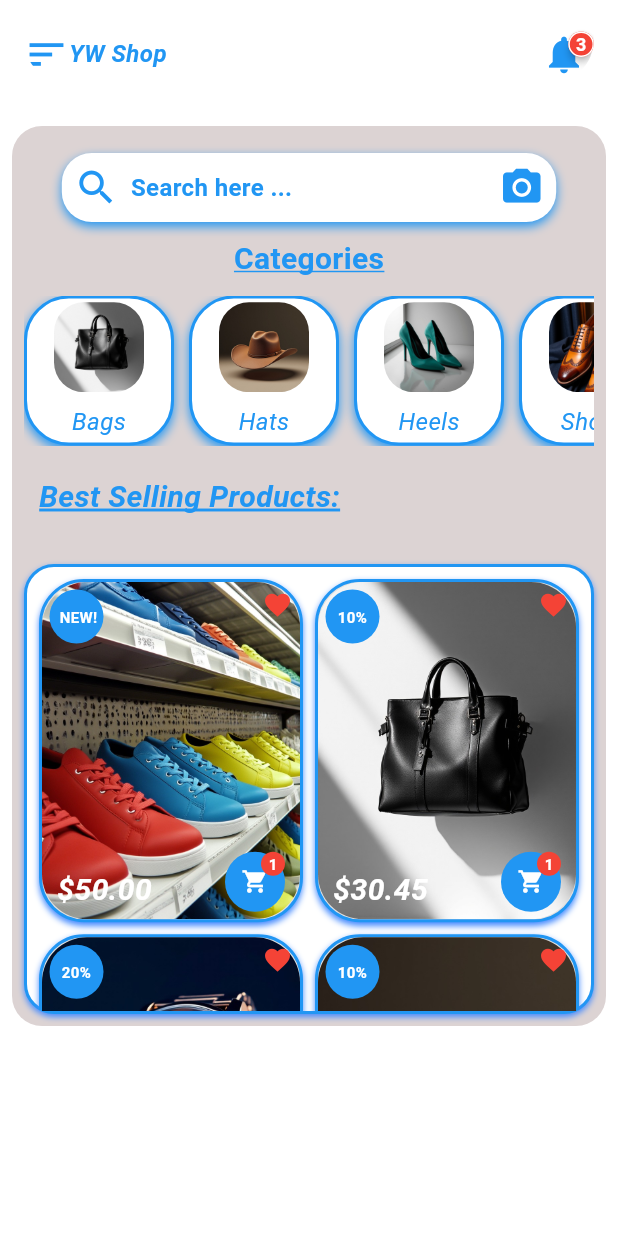
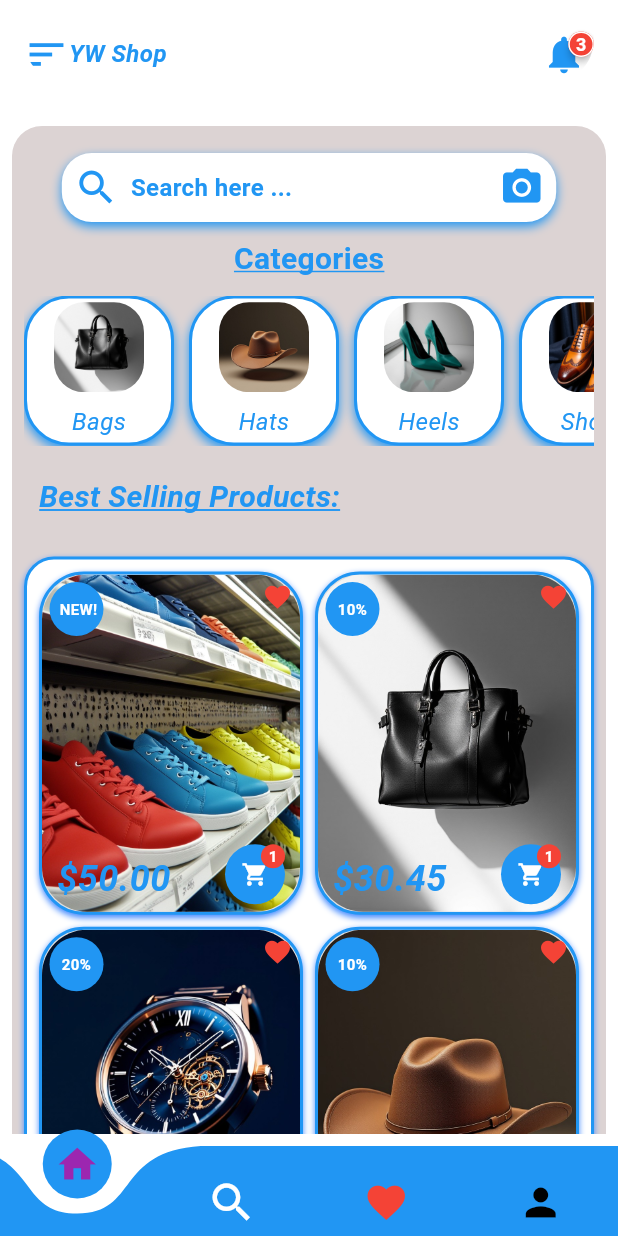
Before and after one commit to Yvonne-Wanja-1/Online-Shop-2, a Flutter app: the screen it shows after launch, on a phone screen of 412 x 824 dp. Run offline on Flutter 3.47's test engine with Material 3 defaults, Android fonts, the phone set to English and light mode, and no system bars; drawn by our look-alikes of badges, curved_navigation_bar; Roboto replaces fonts that are missing (Arial).

Commit message:
added 2 files changed

```diff
--- a/recap/lib/pages/homepage.dart
+++ b/recap/lib/pages/homepage.dart
@@ -1,3 +1,4 @@
+import 'package:curved_navigation_bar/curved_navigation_bar.dart';
 import 'package:flutter/material.dart';
 import 'package:recap/widgets/homepageappbar.dart';
 import 'package:recap/widgets/itemswidget.dart';
@@ -183,18 +184,20 @@ class Homepage extends StatelessWidget {
                               style: TextStyle(
                                 //underline:
                                 decoration: TextDecoration.underline,
+
                                 decorationColor: Colors.blue,
-                                decorationThickness: 2,
+                                decorationThickness: 1.3,
                                 decorationStyle: TextDecorationStyle.solid,
                                 fontSize: 20,
+                                fontFamily: 'Arial', // Ensure 'Arial' font is available or use default italic style
                                 fontWeight: FontWeight.bold,
                                 fontStyle: FontStyle.italic,
                                 color: Colors.blue,
                               ),
                             ),
                           ),
-                        const SizedBox(height: 10), // Added spacing before the items widget
-                        const Itemswidget(), // Made Itemswidget const
+                        const SizedBox(height: 5), // Added spacing before the items widget
+                         const Itemswidget(), // Made Itemswidget const
                       ], // Closes Column's children
                     ), // Closes Column
                     ), // Closes Padding (child of Center)
@@ -204,6 +207,32 @@ class Homepage extends StatelessWidget {
             ], // Closes ListView's children
           ), // Closes ListView
         ), // Closes Padding (body padding)
+
+
+
+
+        bottomNavigationBar: CurvedNavigationBar(items: [
+          Icon(Icons.home, size: 30, color: Colors.purple),
+          Icon(Icons.search, size: 34, color: Colors.white),
+          Icon(Icons.favorite, size: 30, color: Colors.red),
+          Icon(Icons.person, size: 30, color: Colors.black),
+        ],
+        //corner radius:
+
+
+
+          color: Colors.blue,
+          buttonBackgroundColor: Colors.blue,
+          backgroundColor: Colors.transparent,
+          height: 60,
+          animationCurve: Curves.easeInOut,
+          animationDuration: const Duration(milliseconds: 300),
+          index: 0,
+          onTap: (index) {
+
+          },
+        )
+        ,
       ), // Closes Scaffold
     ); // Closes SafeArea
   }
--- a/recap/lib/widgets/itemswidget.dart
+++ b/recap/lib/widgets/itemswidget.dart
@@ -27,11 +27,11 @@ class Itemswidget extends StatelessWidget {
         ],
       ),
       width: double.infinity,
-      height: 300, // Example: Set a fixed height for the items widget
+      // height: 300, // Removed fixed height to allow expansion
       clipBehavior: Clip.antiAlias,
       child: GridView.count(
-        // shrinkWrap: true, // Remove or set to false
-        // physics: const NeverScrollableScrollPhysics(), // Remove to enable GridView's own scrolling
+        shrinkWrap: true, // Allows GridView to size itself to its content
+        physics: const NeverScrollableScrollPhysics(), // Disables GridView's own scrolling
         padding: const EdgeInsets.all(8), // Padding around the grid
         crossAxisCount: 2,
         childAspectRatio: 1 / 1.3, // Adjusted aspect ratio
@@ -101,9 +101,9 @@ class Itemswidget extends StatelessWidget {
                     style: const TextStyle(
                       fontStyle: FontStyle.italic,
                       fontFamily: 'Arial',
-                      fontSize: 20,
+                      fontSize: 24,
                       fontWeight: FontWeight.bold,
-                      color: Colors.white,
+                      color: Colors.blue,
                     ),
                   ),
                 ),
--- a/recap/pubspec.yaml
+++ b/recap/pubspec.yaml
@@ -35,6 +35,7 @@ dependencies:
   # Use with the CupertinoIcons class for iOS style icons.
   cupertino_icons: ^1.0.8
   badges: ^3.1.2
+  curved_navigation_bar: ^1.0.6
 
 dev_dependencies:
   flutter_test:
```
Also changed, not shown: recap/pubspec.lock.
